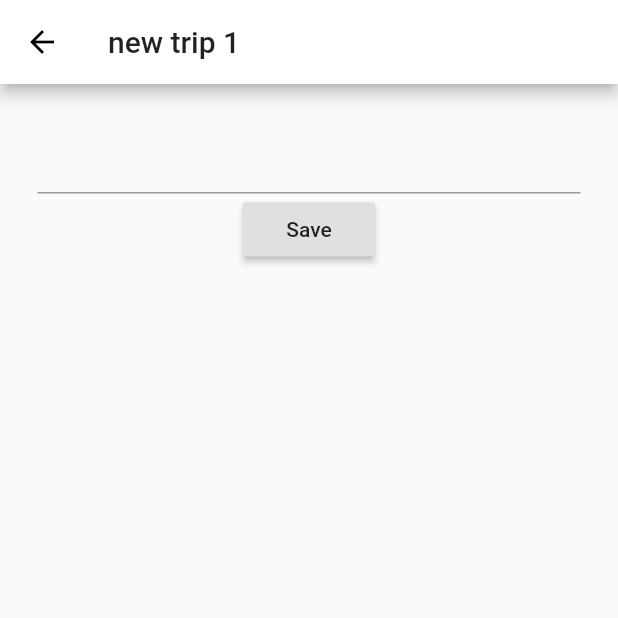
After one commit to tanyapog/travel_list, a Flutter app: the screen it shows after launch, after a tap on "Create list for next travel", on a phone screen of 412 x 824 dp, the top half of it. The commit adds this screen. Run offline on Flutter 3.47's test engine with Material 2 defaults, Android fonts, the phone set to English and light mode, and no system bars.

Commit message:
see #1 Trip edit screen added

```diff
--- a/lib/main.dart
+++ b/lib/main.dart
@@ -1,7 +1,7 @@
 import 'package:flutter/material.dart';
-import 'package:travel_list/screens/trip/trip.dart';
 import 'package:travel_list/screens/trip/travel_list_screen.dart';
 import 'package:travel_list/screens/home_page/home_page.dart';
+import 'package:travel_list/screens/trip_edit/trip_edit.dart';
 import 'package:travel_list/shared/routing_constants.dart';
 
 void main() => runApp(TravelListApp());
@@ -16,21 +16,22 @@ class TravelListApp extends StatelessWidget {
       ),
       home: Navigator(
         onGenerateRoute: (settings) {
-          if (settings.name == RootRoute) {
-            return MaterialPageRoute(
-                builder: (context) {
-                  return HomePage();
-                }
-            );
+          switch (settings.name) {
+            case RootRoute:
+              return MaterialPageRoute(
+                builder: (context) {return HomePage();}
+              );
+            case TripRoute:
+              return MaterialPageRoute(
+                builder: (context) {return TravelListScreen(trip: settings.arguments,);}
+              );
+            case TripEditRoute:
+              return MaterialPageRoute(
+                builder: (context) {return TripEditScreen(trip: settings.arguments,);}
+              );
+            default:
+              return null;
           }
-          if (settings.name == TripRoute) {
-            return MaterialPageRoute(
-                builder: (context) {
-                  return TravelListScreen(trip: settings.arguments,);
-                }
-            );
-          }
-          return null;
         },
         initialRoute: RootRoute,
       )
--- a/lib/screens/home_page/home_page.dart
+++ b/lib/screens/home_page/home_page.dart
@@ -15,9 +15,9 @@ class _HomePageState extends State<HomePage> {
     return Container(
       padding: EdgeInsets.fromLTRB(5, 10, 5, 10),
       child: RaisedButton(
-        child: Text('Create list for my next travel'),
+        child: Text('Create list for next travel'),
         onPressed: () {
-          Navigator.of(context).pushNamed(TripRoute, arguments: Trip())
+          Navigator.of(context).pushNamed(TripEditRoute, arguments: Trip())
               .then((value) { // обновление страницы после редактирования
                 setState(() {});
               })
--- /dev/null
+++ b/lib/screens/trip_edit/trip_edit.dart
@@ -0,0 +1,58 @@
+import 'package:flutter/material.dart';
+import 'package:travel_list/shared/db_imitation.dart';
+import 'package:travel_list/screens/trip/trip.dart';
+
+class TripEditScreen extends StatefulWidget {
+  final Trip trip;
+  const TripEditScreen({Key key, this.trip}) : super(key: key);
+  @override
+  _TripEditState createState() => _TripEditState();
+}
+
+class _TripEditState extends State<TripEditScreen> {
+  final _formKey = GlobalKey<FormState>();
+
+  @override
+  Widget build(BuildContext context) {
+    return Form(
+      key: _formKey,
+      child: Scaffold(
+          appBar: AppBar(
+            title: Text('new trip 1'),
+          ),
+          body: Container (
+            padding: EdgeInsets.all(25),
+            child: Column(
+              mainAxisAlignment: MainAxisAlignment.start,
+              children: <Widget>[
+                TextFormField(
+                  validator: (value) {
+                    if (value.isEmpty) {
+                      return "Please, give trip a name";
+                    } else return null;
+                  },
+                  onSaved: (value) {
+                    widget.trip.name = value;
+                  },
+                ),
+                RaisedButton(
+                  child: Text('Save'),
+                  onPressed: () {
+                    _saveTrip(context);
+                  },
+                )
+              ],
+            ),
+          )
+      )
+    );
+  }
+
+  void _saveTrip(BuildContext context) {
+    if (_formKey.currentState.validate()) {
+      _formKey.currentState.save();
+      DbImitation.trips.add(widget.trip);
+      Navigator.of(context).pop();
+    }
+  }
+}
--- a/lib/shared/routing_constants.dart
+++ b/lib/shared/routing_constants.dart
@@ -1,2 +1,3 @@
 const String RootRoute = "/";
 const String TripRoute = "/travelList";
+const String TripEditRoute = "/travelList/edit";
```
Also changed, not shown: lib/screens/trip/travel_list_screen.dart (+1 -16 lines).
